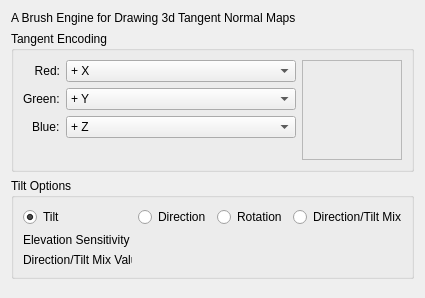
KDE/krita, file plugins/paintops/tangentnormal/wdgtangenttiltoption.ui: the form before one commit.
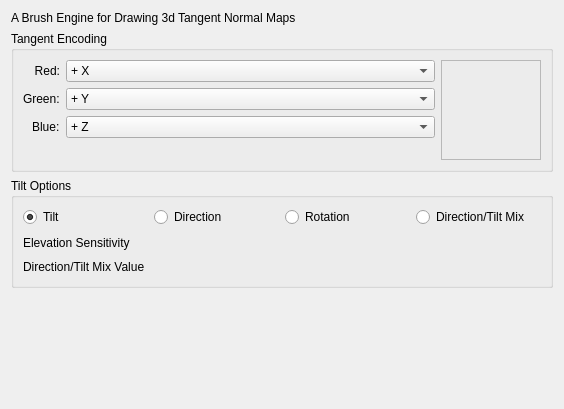
The form after the commit. Custom widgets are drawn as their Qt base class.

Commit message:
Fix layouts in the PaintOp Settings Popup
1) Make categorized list view return a correct size hint
2) Fix layouts everywhere

Fixes T2588
BUG:362821

```diff
--- a/plugins/paintops/tangentnormal/wdgtangenttiltoption.ui
+++ b/plugins/paintops/tangentnormal/wdgtangenttiltoption.ui
@@ -6,8 +6,8 @@
    <rect>
     <x>0</x>
     <y>0</y>
-    <width>425</width>
-    <height>298</height>
+    <width>564</width>
+    <height>409</height>
    </rect>
   </property>
   <property name="sizePolicy">
@@ -214,10 +214,10 @@
      <property name="title">
       <string>Tilt Options</string>
      </property>
-     <layout class="QHBoxLayout" name="horizontalLayout_2">
+     <layout class="QVBoxLayout" name="verticalLayout_2">
       <item>
-       <layout class="QGridLayout" name="gridLayout">
-        <item row="0" column="0">
+       <layout class="QHBoxLayout" name="horizontalLayout_2">
+        <item>
          <widget class="QRadioButton" name="optionTilt">
           <property name="toolTip">
            <string>&lt;html&gt;&lt;head/&gt;&lt;body&gt;&lt;p&gt;Use the tilt of the tablet to determine the normals.&lt;/p&gt;&lt;/body&gt;&lt;/html&gt;</string>
@@ -230,7 +230,7 @@
           </property>
          </widget>
         </item>
-        <item row="0" column="1">
+        <item>
          <widget class="QRadioButton" name="optionDirection">
           <property name="toolTip">
            <string>&lt;html&gt;&lt;head/&gt;&lt;body&gt;&lt;p&gt;Use the drawing direction to determine the X and Y-axes, while tilt-elevation is used for the Z-axis.&lt;/p&gt;&lt;/body&gt;&lt;/html&gt;</string>
@@ -240,7 +240,7 @@
           </property>
          </widget>
         </item>
-        <item row="0" column="2">
+        <item>
          <widget class="QRadioButton" name="optionRotation">
           <property name="toolTip">
            <string>&lt;html&gt;&lt;head/&gt;&lt;body&gt;&lt;p&gt;Use the rotation sensor available in certain pens to determine the X and Y-axes, while tilt-elevation is used for the Z-axis.&lt;/p&gt;&lt;/body&gt;&lt;/html&gt;</string>
@@ -250,7 +250,7 @@
           </property>
          </widget>
         </item>
-        <item row="0" column="3">
+        <item>
          <widget class="QRadioButton" name="optionMix">
           <property name="toolTip">
            <string>&lt;html&gt;&lt;head/&gt;&lt;body&gt;&lt;p&gt;Mix Tilt and Drawing angle to determine the X and Y-axes, while tilt-elevation is used for the Z-axis.&lt;/p&gt;&lt;/body&gt;&lt;/html&gt;</string>
@@ -260,22 +260,19 @@
           </property>
          </widget>
         </item>
-        <item row="2" column="0">
-         <widget class="QLabel" name="L_mix">
-          <property name="text">
-           <string>Direction/Tilt Mix Value</string>
-          </property>
-         </widget>
-        </item>
-        <item row="1" column="0">
+       </layout>
+      </item>
+      <item>
+       <layout class="QFormLayout" name="formLayout">
+        <item row="0" column="0">
          <widget class="QLabel" name="L_elevation">
           <property name="text">
            <string>Elevation Sensitivity</string>
           </property>
          </widget>
         </item>
-        <item row="2" column="1" colspan="3">
-         <widget class="KisDoubleSliderSpinBox" name="sliderMixValue">
+        <item row="0" column="1">
+         <widget class="KisDoubleSliderSpinBox" name="sliderElevationSensitivity" native="true">
           <property name="sizePolicy">
            <sizepolicy hsizetype="Expanding" vsizetype="Expanding">
             <horstretch>0</horstretch>
@@ -284,8 +281,15 @@
           </property>
          </widget>
         </item>
-        <item row="1" column="1" colspan="3">
-         <widget class="KisDoubleSliderSpinBox" name="sliderElevationSensitivity">
+        <item row="1" column="0">
+         <widget class="QLabel" name="L_mix">
+          <property name="text">
+           <string>Direction/Tilt Mix Value</string>
+          </property>
+         </widget>
+        </item>
+        <item row="1" column="1">
+         <widget class="KisDoubleSliderSpinBox" name="sliderMixValue" native="true">
           <property name="sizePolicy">
            <sizepolicy hsizetype="Expanding" vsizetype="Expanding">
             <horstretch>0</horstretch>
```
The commit also changes 11 other files.
